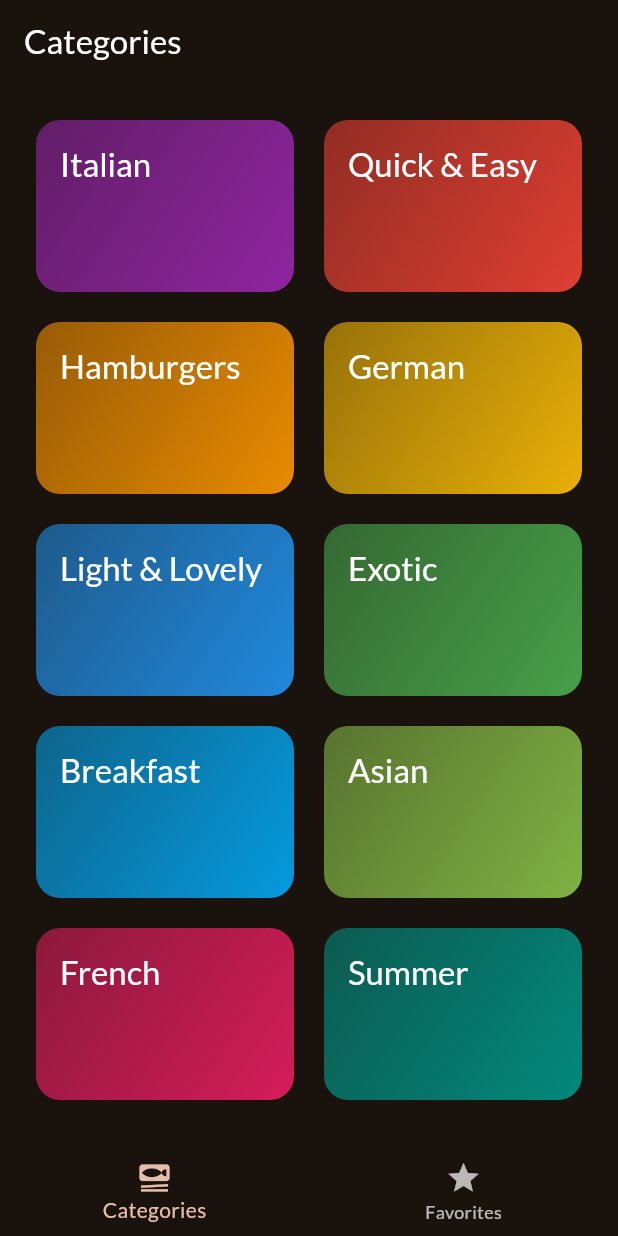
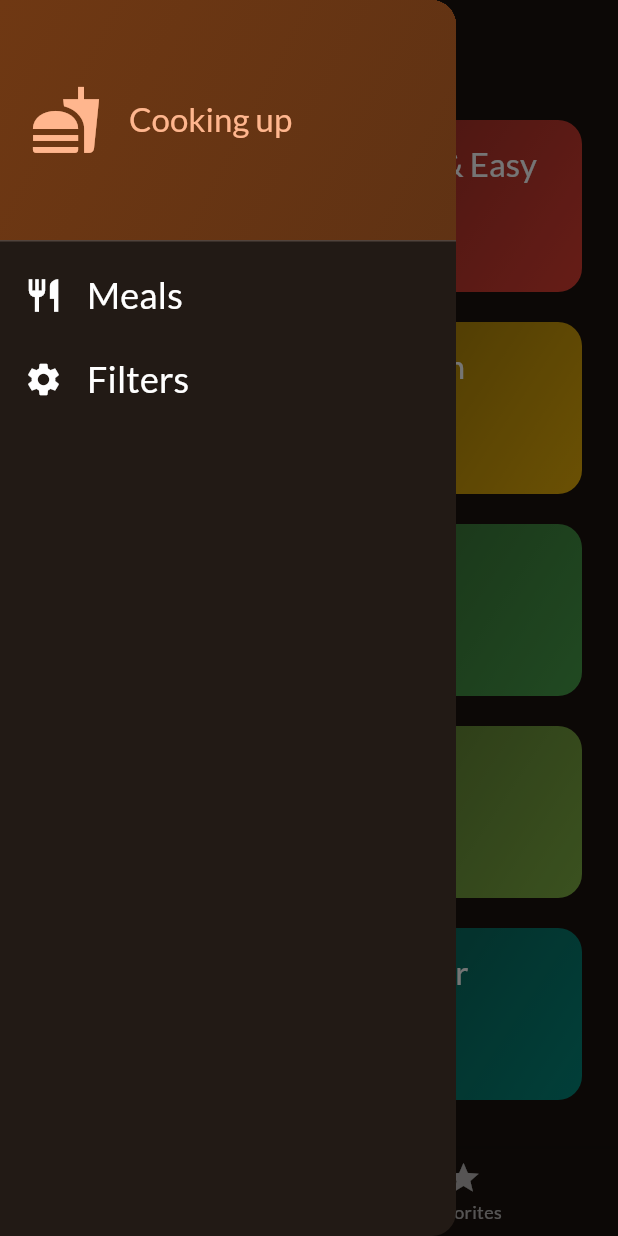
Before and after one commit to nagatetsu08/flutter_meals, a Flutter app: the screen it shows after launch, with the side drawer open (before the commit the screen has no drawer), on a phone screen of 412 x 824 dp. Run offline on Flutter 3.47's test engine with Material 3 defaults, Android fonts, the phone set to English and light mode, and no system bars; our stand-ins replace google_fonts, transparent_image.

Commit message:
フィルタリング機能実装

```diff
--- a/lib/screens/categories.dart
+++ b/lib/screens/categories.dart
@@ -9,13 +9,17 @@ import 'package:flutter_meals/widgets/category_grid_item.dart';
 class CategoriesScreen extends StatelessWidget {
   const CategoriesScreen({
     super.key,
-    required this.onToggleFavorite
+    required this.onToggleFavorite,
+    required this.availableMeals,
   });
   final void Function(Meal meal) onToggleFavorite;
+  final List<Meal> availableMeals;
 
   void _selectedCategory(BuildContext context, Category category) {
 
-    final filterMeals = dummyMeals.where((meal) => meal.categories.contains(category.id)).toList();
+    final filterMeals = availableMeals.where(
+      (meal) => meal.categories.contains(category.id)
+    ).toList();
 
     Navigator.push(
       context,
--- a/lib/screens/tabs.dart
+++ b/lib/screens/tabs.dart
@@ -1,7 +1,18 @@
 import 'package:flutter/material.dart';
+import 'package:flutter_meals/data/dummy_data.dart';
 import 'package:flutter_meals/models/meal.dart';
 import 'package:flutter_meals/screens/categories.dart';
+import 'package:flutter_meals/screens/filters.dart';
 import 'package:flutter_meals/screens/meals.dart';
+import 'package:flutter_meals/widgets/main_drawer.dart';
+
+// 先頭にkがつくと、flutterでグローバル変数扱いになる
+const kInitialFilters = {
+  Filter.glutenFree: false,
+  Filter.lactoseFree: false,
+  Filter.vegetarian: false,
+  Filter.vegan: false
+};
 
 class TabScreen extends StatefulWidget{
   const TabScreen({super.key});
@@ -17,6 +28,8 @@ class _TabScreenState extends State<TabScreen> {
   int _selectedPageIndex = 0;
   final List<Meal> _favoriteMeals = [];
 
+  Map<Filter, bool> _selectedFilters = kInitialFilters;
+
   void _showInfoMessage(String message) {
     // 画面の下からにょきっとでてくるやつ
     ScaffoldMessenger.of(context).clearSnackBars(); // 初期化
@@ -24,7 +37,6 @@ class _TabScreenState extends State<TabScreen> {
       SnackBar(
         content: Text(
           message,
-
         ),
       ),
     );
@@ -54,10 +66,60 @@ class _TabScreenState extends State<TabScreen> {
     });
   }
 
+  void _setScreen(String identifier) async {
+    if(identifier == 'filters') {
+      Navigator.of(context).pop(); //これがないと戻ってきた際にドロワーが開いた状態になってしまうので、先に呼び出しておく
+      // 返ってきたときのアクションを同期的に扱うため、関数をasync化して、awaitで受け取る
+      // 実はpushはFetureを返し、型も<T?>となっているので、わかっていれば返してくる型も指定できる。
+      final result = await Navigator.of(context).push<Map<Filter, bool>>(
+        MaterialPageRoute(
+          // 変数渡しているからconstにできない
+          builder: (ctx) => FiltersScreen(
+            currentFilters: _selectedFilters,
+          ),
+        ),
+      );
+      setState(() {
+        _selectedFilters = result ?? kInitialFilters;
+      });
+
+      // 余談だが、pushをpushReplacementにすると戻る操作をできなくすることができる。
+    } else {
+      // elseにくる=今Category画面にいるのでドロワーを閉じるだけでいい
+      Navigator.of(context).pop();
+    }
+  }
+
   @override
   Widget build(BuildContext context) {
 
-    Widget activePage = CategoriesScreen(onToggleFavorite: _toggleMealFavoriteStatus);
+    final availableMeals = dummyMeals.where((meal) {
+      // グルテンフリーのフラグが渡ってきていて、かつ個々のmealがグルテンフリーフラグを持っていたら
+      // 初期値を上で設定しているからnullになりえない。したがって、!をつけていい
+      // trueが返ったときだけ表示される。表示したいのは以下2パターン
+      // 1._selectedFilters[Filter.glutenFree]がtrueでない。
+      // 2._selectedFilters[Filter.glutenFree]がtrueで、meal.isGlutenFreeがTrueのとき
+      // 逆を返せば、selectedFilters[Filter.glutenFree]がtrueで、meal.isGlutenFreeがFalseのときだけ見せたくない（このときだけfalseを返せばいい）
+      if(_selectedFilters[Filter.glutenFree]! && !meal.isGlutenFree) {
+        return false;
+      }
+      if(_selectedFilters[Filter.lactoseFree]! && !meal.isLactoseFree) {
+        return false;
+      }
+      if(_selectedFilters[Filter.vegetarian]! && !meal.isVegetarian) {
+        return false;
+      }
+      if(_selectedFilters[Filter.vegan]! && !meal.isVegan) {
+        return false;
+      }
+      return true;
+    })
+    .toList();
+
+    Widget activePage = CategoriesScreen(
+      onToggleFavorite: _toggleMealFavoriteStatus,
+      availableMeals: availableMeals
+    );
     var activePageTitle = 'Categories';
 
     if(_selectedPageIndex == 1) {
@@ -72,6 +134,9 @@ class _TabScreenState extends State<TabScreen> {
     return Scaffold(
       appBar: AppBar(
         title: Text(activePageTitle)
+      ),
+      drawer: MainDrawer(
+        onSelectScreen: _setScreen,
       ),
       body: activePage,
       bottomNavigationBar: BottomNavigationBar(
--- /dev/null
+++ b/lib/widgets/main_drawer.dart
@@ -0,0 +1,81 @@
+import 'package:flutter/material.dart';
+
+// 状態監視自体はこの画面では行わず、mainであるtabs.dartでまとめて行う。
+class MainDrawer extends StatelessWidget{
+  const MainDrawer({
+    super.key,
+    required this.onSelectScreen
+  });
+
+  final void Function(String identifier) onSelectScreen;
+
+  @override
+  Widget build(BuildContext context) {
+    return Drawer(
+      child: Column(
+        children: [
+          DrawerHeader(
+            padding: EdgeInsets.all(20),
+            decoration: BoxDecoration(
+              gradient: LinearGradient(
+                colors: [
+                  Theme.of(context).colorScheme.primaryContainer,
+                  Theme.of(context).colorScheme.primaryContainer.withValues(alpha: 0.8),
+                ],
+                begin: Alignment.topLeft,
+                end: Alignment.bottomRight,
+
+              )
+            ),
+            child: Row(
+              children: [
+                Icon(Icons.fastfood, size: 48, color: Theme.of(context).colorScheme.primary),
+                SizedBox(width: 18,),
+                Text('Cooking up', style: Theme.of(context).textTheme.titleLarge!.copyWith(
+                    color: Theme.of(context).colorScheme.primary
+                ))
+              ],
+            )
+          ),
+          // Push通知を一覧表示しているやつの１個１個の行をイメージしてもらえばいい
+          ListTile(
+            //タイトル横にアイコンをつけてくれる
+            leading: Icon(
+              Icons.restaurant,
+              size: 26,
+              color: Theme.of(context).colorScheme.onSurface
+            ),
+            title: Text(
+              'Meals',
+              style: Theme.of(context).textTheme.titleSmall!.copyWith(
+                color: Theme.of(context).colorScheme.onSurface,
+                fontSize: 24,
+              )
+            ),
+            onTap: () {
+              onSelectScreen('meals');
+            },
+          ),
+          ListTile(
+            //タイトル横にアイコンをつけてくれる
+            leading: Icon(
+              Icons.settings,
+              size: 26,
+              color: Theme.of(context).colorScheme.onSurface
+            ),
+            title: Text(
+              'Filters',
+              style: Theme.of(context).textTheme.titleSmall!.copyWith(
+                color: Theme.of(context).colorScheme.onSurface,
+                fontSize: 24,
+              )
+            ),
+            onTap: () {
+              onSelectScreen('filters');
+            },
+          ),
+        ],
+      ),
+    );
+  }
+}
```
Also changed, not shown: lib/screens/filters.dart (added, +162 -0 lines).
